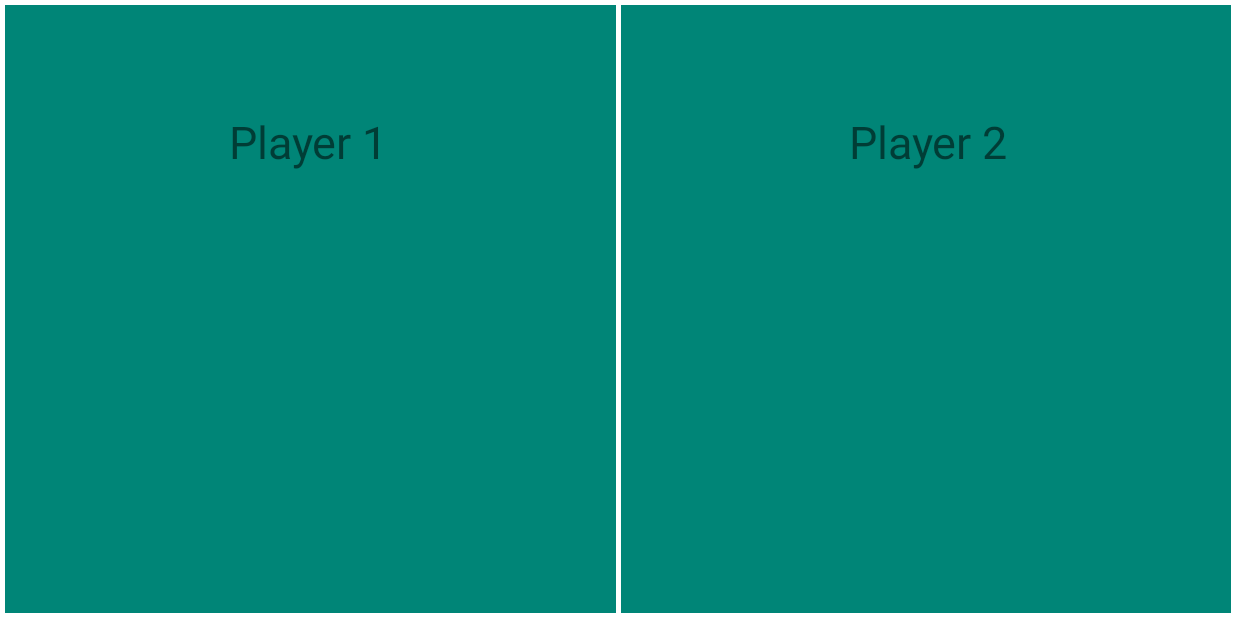
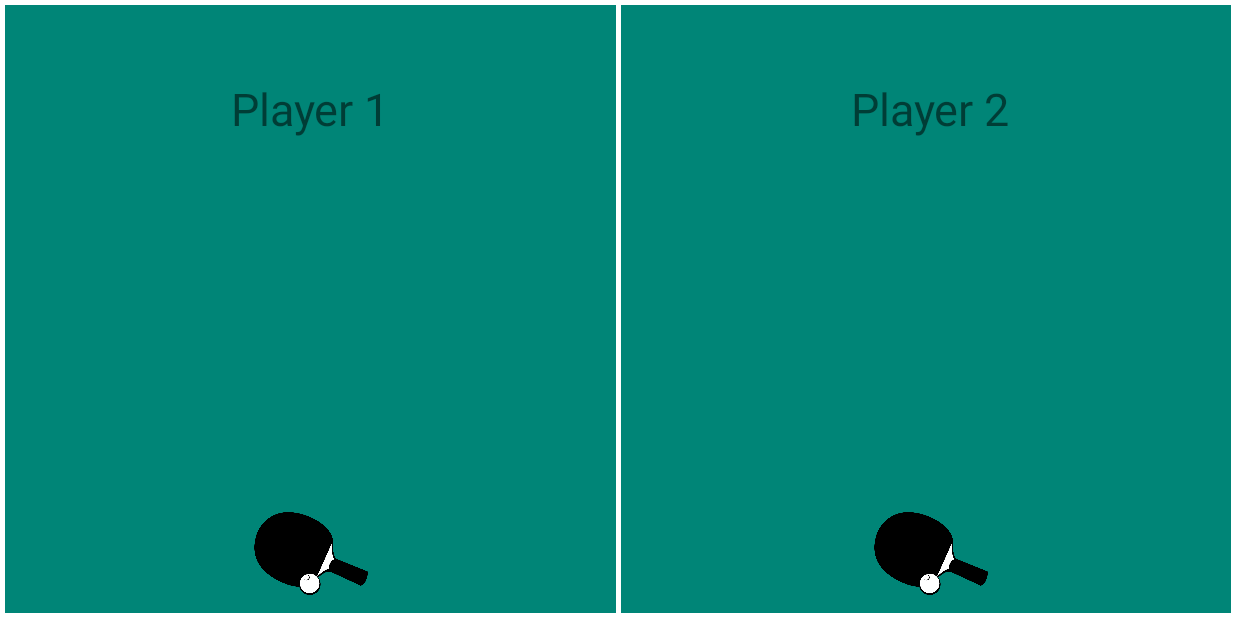
Before and after one commit to paullin03/PongMate, an Android app: the screen it shows after launch (MainActivity), on a phone screen of 824 x 412 dp (held sideways). Run offline under Robolectric (Android 15) with nearby library versions, the phone set to English and light mode, and no system bars.

Commit message:
laying out paddleball assets

```diff
--- a/app/src/main/res/layout/activity_main.xml
+++ b/app/src/main/res/layout/activity_main.xml
@@ -75,10 +75,10 @@
         android:textSize="30sp"
         app:layout_constraintBottom_toBottomOf="parent"
         app:layout_constraintEnd_toStartOf="@+id/net"
-        app:layout_constraintHorizontal_bias="0.5"
+        app:layout_constraintHorizontal_bias="0.505"
         app:layout_constraintStart_toStartOf="parent"
         app:layout_constraintTop_toTopOf="parent"
-        app:layout_constraintVertical_bias="0.20" />
+        app:layout_constraintVertical_bias="0.14" />
 
     <TextView
         android:id="@+id/player_two"
@@ -89,10 +89,33 @@
         android:textSize="30sp"
         app:layout_constraintBottom_toBottomOf="parent"
         app:layout_constraintEnd_toEndOf="parent"
+        app:layout_constraintHorizontal_bias="0.505"
         app:layout_constraintStart_toEndOf="@+id/net"
         app:layout_constraintTop_toTopOf="parent"
-        app:layout_constraintVertical_bias="0.20" />
+        app:layout_constraintVertical_bias="0.14" />
 
+    <ImageView
+        android:id="@+id/player_img_1"
+        android:layout_width="77dp"
+        android:layout_height="55dp"
+        app:layout_constraintBottom_toBottomOf="parent"
+        app:layout_constraintEnd_toStartOf="@+id/net"
+        app:layout_constraintHorizontal_bias="0.505"
+        app:layout_constraintStart_toStartOf="parent"
+        app:srcCompat="@drawable/paddle"
+        android:layout_marginBottom="15dp"
+        />
 
+    <ImageView
+        android:id="@+id/player_img_2"
+        android:layout_width="77dp"
+        android:layout_height="55dp"
+        app:layout_constraintBottom_toBottomOf="parent"
+        app:layout_constraintEnd_toEndOf="parent"
+        app:layout_constraintHorizontal_bias="0.505"
+        app:layout_constraintStart_toEndOf="@+id/net"
+        app:srcCompat="@drawable/paddle"
+        android:layout_marginBottom="15dp"
+        />
 
 </androidx.constraintlayout.widget.ConstraintLayout>
```
Also changed, not shown: app/src/main/res/drawable/paddle.png (added).
